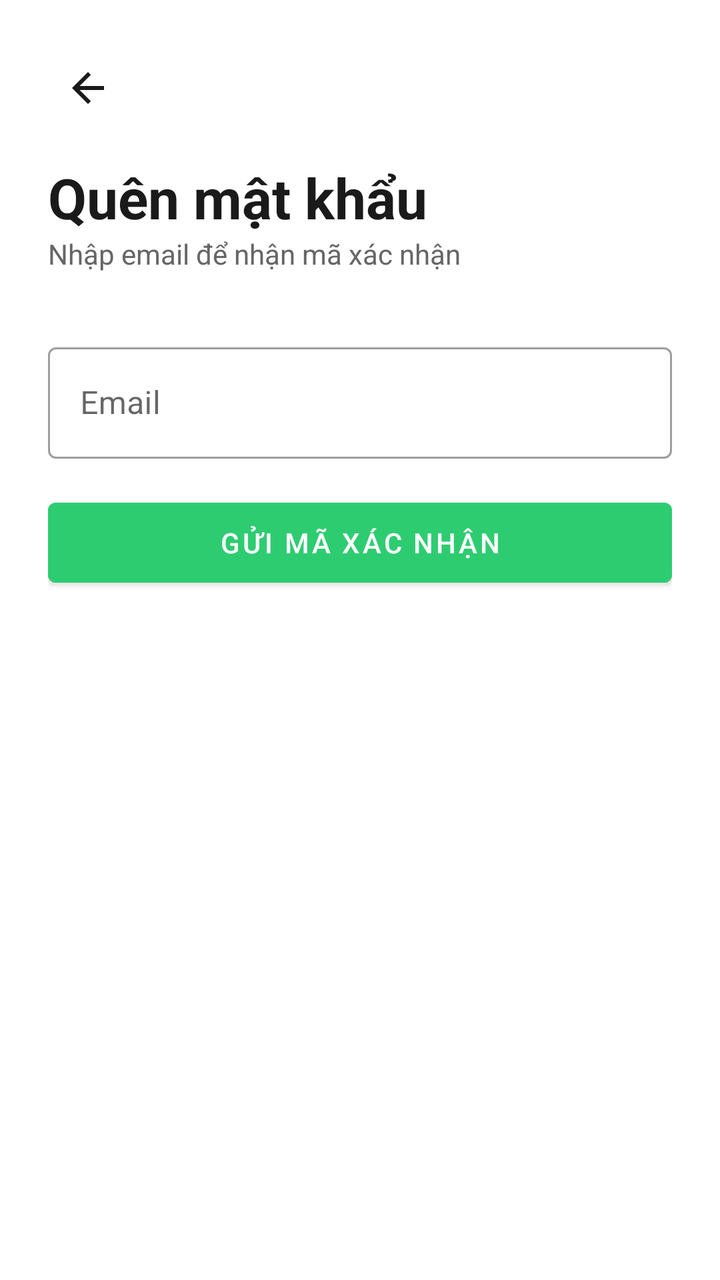
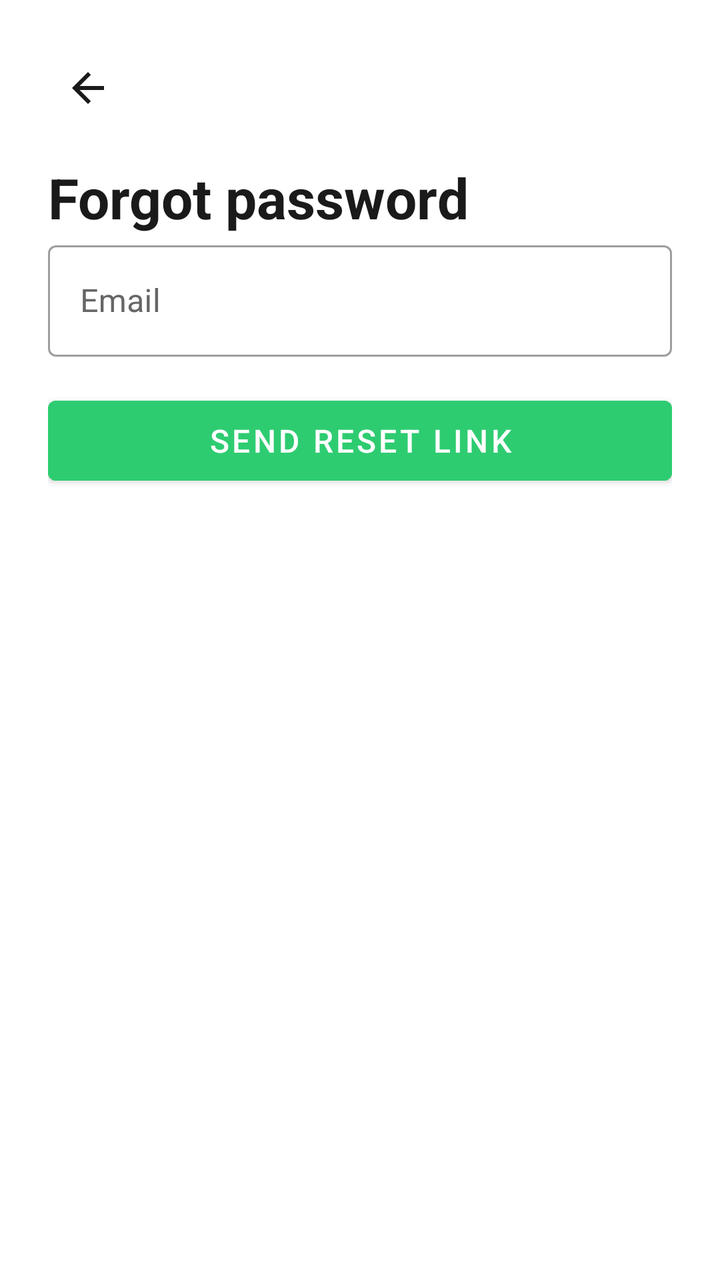

An Android layout rendered at two revisions. The XML below is the earlier revision; the diff shows what the commit changed to produce the second picture.
<!-- AndroidManifest.xml: application theme Theme.AutoDeliveryApp -->
<!-- res/layout/activity_forgot_password.xml -->
<?xml version="1.0" encoding="utf-8"?>
<ScrollView xmlns:android="http://schemas.android.com/apk/res/android"
    xmlns:app="http://schemas.android.com/apk/res-auto"
    android:layout_width="match_parent"
    android:layout_height="match_parent"
    android:background="@color/white"
    android:fillViewport="true">

    <LinearLayout
        android:layout_width="match_parent"
        android:layout_height="wrap_content"
        android:orientation="vertical"
        android:padding="24dp">

        <ImageView
            android:id="@+id/btnBack"
            android:layout_width="40dp"
            android:layout_height="40dp"
            android:src="@drawable/ic_back"
            android:padding="8dp"
            android:layout_marginBottom="16dp"/>

        <TextView
            android:layout_width="wrap_content"
            android:layout_height="wrap_content"
            android:text="Quên mật khẩu"
            android:textSize="28sp"
            android:textStyle="bold"
            android:textColor="@color/text_primary"/>

        <TextView
            android:layout_width="wrap_content"
            android:layout_height="wrap_content"
            android:text="Nhập email để nhận mã xác nhận"
            android:textSize="14sp"
            android:textColor="@color/text_secondary"
            android:layout_marginBottom="32dp"/>

        
        <LinearLayout
            android:id="@+id/layoutStep1"
            android:layout_width="match_parent"
            android:layout_height="wrap_content"
            android:orientation="vertical">

            <com.google.android.material.textfield.TextInputLayout
                android:layout_width="match_parent"
                android:layout_height="wrap_content"
                android:hint="Email"
                style="@style/Widget.MaterialComponents.TextInputLayout.OutlinedBox"
                android:layout_marginBottom="16dp">
                <com.google.android.material.textfield.TextInputEditText
                    android:id="@+id/etEmail"
                    android:layout_width="match_parent"
                    android:layout_height="wrap_content"
                    android:inputType="textEmailAddress"/>
            </com.google.android.material.textfield.TextInputLayout>

            <Button
                android:id="@+id/btnSendCode"
                android:layout_width="match_parent"
                android:layout_height="52dp"
                android:text="Gửi mã xác nhận"
                android:backgroundTint="@color/primary_green"/>
        </LinearLayout>

        
        <LinearLayout
            android:id="@+id/layoutStep2"
            android:layout_width="match_parent"
            android:layout_height="wrap_content"
            android:orientation="vertical"
            android:visibility="gone">

            <TextView
                android:layout_width="wrap_content"
                android:layout_height="wrap_content"
                android:text="Nhập mã 6 số đã gửi đến email của bạn"
                android:textColor="@color/text_secondary"
                android:layout_marginBottom="12dp"/>

            <com.google.android.material.textfield.TextInputLayout
                android:layout_width="match_parent"
                android:layout_height="wrap_content"
                android:hint="Mã xác nhận"
                style="@style/Widget.MaterialComponents.TextInputLayout.OutlinedBox"
                android:layout_marginBottom="16dp">
                <com.google.android.material.textfield.TextInputEditText
                    android:id="@+id/etCode"
                    android:layout_width="match_parent"
                    android:layout_height="wrap_content"
                    android:inputType="number"
                    android:maxLength="6"/>
            </com.google.android.material.textfield.TextInputLayout>

            <Button
                android:id="@+id/btnVerifyCode"
                android:layout_width="match_parent"
                android:layout_height="52dp"
                android:text="Xác nhận mã"
                android:backgroundTint="@color/primary_green"/>
        </LinearLayout>

        
        <LinearLayout
            android:id="@+id/layoutStep3"
            android:layout_width="match_parent"
            android:layout_height="wrap_content"
            android:orientation="vertical"
            android:visibility="gone">

            <com.google.android.material.textfield.TextInputLayout
                android:layout_width="match_parent"
                android:layout_height="wrap_content"
                android:hint="Mật khẩu mới"
                style="@style/Widget.MaterialComponents.TextInputLayout.OutlinedBox"
                app:endIconMode="password_toggle"
                android:layout_marginBottom="12dp">
                <com.google.android.material.textfield.TextInputEditText
                    android:id="@+id/etNewPassword"
                    android:layout_width="match_parent"
                    android:layout_height="wrap_content"
                    android:inputType="textPassword"/>
            </com.google.android.material.textfield.TextInputLayout>

            <com.google.android.material.textfield.TextInputLayout
                android:layout_width="match_parent"
                android:layout_height="wrap_content"
                android:hint="Xác nhận mật khẩu mới"
                style="@style/Widget.MaterialComponents.TextInputLayout.OutlinedBox"
                app:endIconMode="password_toggle"
                android:layout_marginBottom="16dp">
                <com.google.android.material.textfield.TextInputEditText
                    android:id="@+id/etConfirmPassword"
                    android:layout_width="match_parent"
                    android:layout_height="wrap_content"
                    android:inputType="textPassword"/>
            </com.google.android.material.textfield.TextInputLayout>

            <Button
                android:id="@+id/btnResetPassword"
                android:layout_width="match_parent"
                android:layout_height="52dp"
                android:text="Đổi mật khẩu"
                android:backgroundTint="@color/primary_green"/>
        </LinearLayout>

    </LinearLayout>
</ScrollView>
<!-- resources referenced by this layout -->
<resources>
  <color name="primary_green">#2ECC71</color>
  <color name="text_primary">#1A1A1A</color>
  <color name="text_secondary">#666666</color>
  <color name="white">#FFFFFF</color>
  <!-- drawable ic_back (drawable) -->
  <vector xmlns:android="http://schemas.android.com/apk/res/android"
      android:width="24dp" android:height="24dp"
      android:viewportWidth="24" android:viewportHeight="24">
      <path android:fillColor="#1A1A1A"
          android:pathData="M20,11H7.83l5.59,-5.59L12,4l-8,8 8,8 1.41,-1.41L7.83,13H20v-2z"/>
  </vector>
  <style name="Theme.AutoDeliveryApp" parent="Theme.MaterialComponents.Light.NoActionBar">
          <item name="colorPrimary">@color/primary_green</item>
          <item name="colorPrimaryDark">@color/primary_green_dark</item>
          <item name="colorAccent">@color/accent_blue</item>
          <item name="android:windowBackground">@color/background_light</item>
      </style>
  <color name="primary_green_dark">#27AE60</color>
  <color name="accent_blue">#3498DB</color>
  <color name="background_light">#F5F5F5</color>
</resources>

<!-- the commit's change to res/layout/activity_forgot_password.xml (unified diff, before → after) -->
@@ -1,5 +1,6 @@
 <?xml version="1.0" encoding="utf-8"?>
 <ScrollView xmlns:android="http://schemas.android.com/apk/res/android"
+    xmlns:tools="http://schemas.android.com/tools"
     xmlns:app="http://schemas.android.com/apk/res-auto"
     android:layout_width="match_parent"
     android:layout_height="match_parent"
@@ -23,20 +24,12 @@
         <TextView
             android:layout_width="wrap_content"
             android:layout_height="wrap_content"
-            android:text="Quên mật khẩu"
+            android:text="Forgot password"
             android:textSize="28sp"
             android:textStyle="bold"
             android:textColor="@color/text_primary"/>
 
-        <TextView
-            android:layout_width="wrap_content"
-            android:layout_height="wrap_content"
-            android:text="Nhập email để nhận mã xác nhận"
-            android:textSize="14sp"
-            android:textColor="@color/text_secondary"
-            android:layout_marginBottom="32dp"/>
 
-        
         <LinearLayout
             android:id="@+id/layoutStep1"
             android:layout_width="match_parent"
@@ -47,6 +40,8 @@
                 android:layout_width="match_parent"
                 android:layout_height="wrap_content"
                 android:hint="Email"
+                android:textColorHint="@color/text_secondary"
+                app:hintTextColor="@color/primary_green"
                 style="@style/Widget.MaterialComponents.TextInputLayout.OutlinedBox"
                 android:layout_marginBottom="16dp">
                 <com.google.android.material.textfield.TextInputEditText
@@ -56,94 +51,64 @@
                     android:inputType="textEmailAddress"/>
             </com.google.android.material.textfield.TextInputLayout>
 
+            <ProgressBar
+                android:id="@+id/progressBar"
+                android:layout_width="wrap_content"
+                android:layout_height="wrap_content"
+                android:layout_gravity="center"
+                android:visibility="gone"
+                android:layout_marginBottom="8dp"/>
+
             <Button
                 android:id="@+id/btnSendCode"
                 android:layout_width="match_parent"
                 android:layout_height="52dp"
-                android:text="Gửi mã xác nhận"
+                android:text="Send reset link"
+                android:textColor="@color/white"
+                android:textSize="16sp"
                 android:backgroundTint="@color/primary_green"/>
         </LinearLayout>
 
-        
         <LinearLayout
             android:id="@+id/layoutStep2"
             android:layout_width="match_parent"
             android:layout_height="wrap_content"
             android:orientation="vertical"
+            android:gravity="center_horizontal"
             android:visibility="gone">
 
             <TextView
                 android:layout_width="wrap_content"
                 android:layout_height="wrap_content"
-                android:text="Nhập mã 6 số đã gửi đến email của bạn"
+                
+                android:textSize="64sp"
+                android:layout_marginBottom="16dp"/>
+
+            <TextView
+                android:layout_width="wrap_content"
+                android:layout_height="wrap_content"
+                android:text="Email sent!"
+                android:textSize="22sp"
+                android:textStyle="bold"
+                android:textColor="@color/text_primary"
+                android:layout_marginBottom="8dp"/>
+
+            <TextView
+                android:layout_width="wrap_content"
+                android:layout_height="wrap_content"
+                android:text="Check your inbox and click the link to reset your password"
                 android:textColor="@color/text_secondary"
-                android:layout_marginBottom="12dp"/>
-
-            <com.google.android.material.textfield.TextInputLayout
-                android:layout_width="match_parent"
-                android:layout_height="wrap_content"
-                android:hint="Mã xác nhận"
-                style="@style/Widget.MaterialComponents.TextInputLayout.OutlinedBox"
-                android:layout_marginBottom="16dp">
-                <com.google.android.material.textfield.TextInputEditText
-                    android:id="@+id/etCode"
-                    android:layout_width="match_parent"
-                    android:layout_height="wrap_content"
-                    android:inputType="number"
-                    android:maxLength="6"/>
-            </com.google.android.material.textfield.TextInputLayout>
+                android:gravity="center"
+                android:layout_marginBottom="32dp"/>
 
             <Button
-                android:id="@+id/btnVerifyCode"
+                android:id="@+id/btnBackToLogin"
                 android:layout_width="match_parent"
                 android:layout_height="52dp"
-                android:text="Xác nhận mã"
+                android:text="Back to Login"
+                android:textColor="@color/white"
+                android:textSize="16sp"
                 android:backgroundTint="@color/primary_green"/>
         </LinearLayout>
-
-        
-        <LinearLayout
-            android:id="@+id/layoutStep3"
-            android:layout_width="match_parent"
-            android:layout_height="wrap_content"
-            android:orientation="vertical"
-            android:visibility="gone">
-
-            <com.google.android.material.textfield.TextInputLayout
-                android:layout_width="match_parent"
-                android:layout_height="wrap_content"
-                android:hint="Mật khẩu mới"
-                style="@style/Widget.MaterialComponents.TextInputLayout.OutlinedBox"
-                app:endIconMode="password_toggle"
-                android:layout_marginBottom="12dp">
-                <com.google.android.material.textfield.TextInputEditText
-                    android:id="@+id/etNewPassword"
-                    android:layout_width="match_parent"
-                    android:layout_height="wrap_content"
-                    android:inputType="textPassword"/>
-            </com.google.android.material.textfield.TextInputLayout>
-
-            <com.google.android.material.textfield.TextInputLayout
-                android:layout_width="match_parent"
-                android:layout_height="wrap_content"
-                android:hint="Xác nhận mật khẩu mới"
-                style="@style/Widget.MaterialComponents.TextInputLayout.OutlinedBox"
-                app:endIconMode="password_toggle"
-                android:layout_marginBottom="16dp">
-                <com.google.android.material.textfield.TextInputEditText
-                    android:id="@+id/etConfirmPassword"
-                    android:layout_width="match_parent"
-                    android:layout_height="wrap_content"
-                    android:inputType="textPassword"/>
-            </com.google.android.material.textfield.TextInputLayout>
-
-            <Button
-                android:id="@+id/btnResetPassword"
-                android:layout_width="match_parent"
-                android:layout_height="52dp"
-                android:text="Đổi mật khẩu"
-                android:backgroundTint="@color/primary_green"/>
-        </LinearLayout>
-
     </LinearLayout>
 </ScrollView>
<!-- resource entries referenced after the edit -->
@@ -16,6 +16,8 @@
           <item name="colorPrimaryDark">@color/primary_green_dark</item>
           <item name="colorAccent">@color/accent_blue</item>
           <item name="android:windowBackground">@color/background_light</item>
+          <item name="android:statusBarColor">@android:color/transparent</item>
+          <item name="android:windowLightStatusBar">true</item>
       </style>
   <color name="primary_green_dark">#27AE60</color>
   <color name="accent_blue">#3498DB</color>
